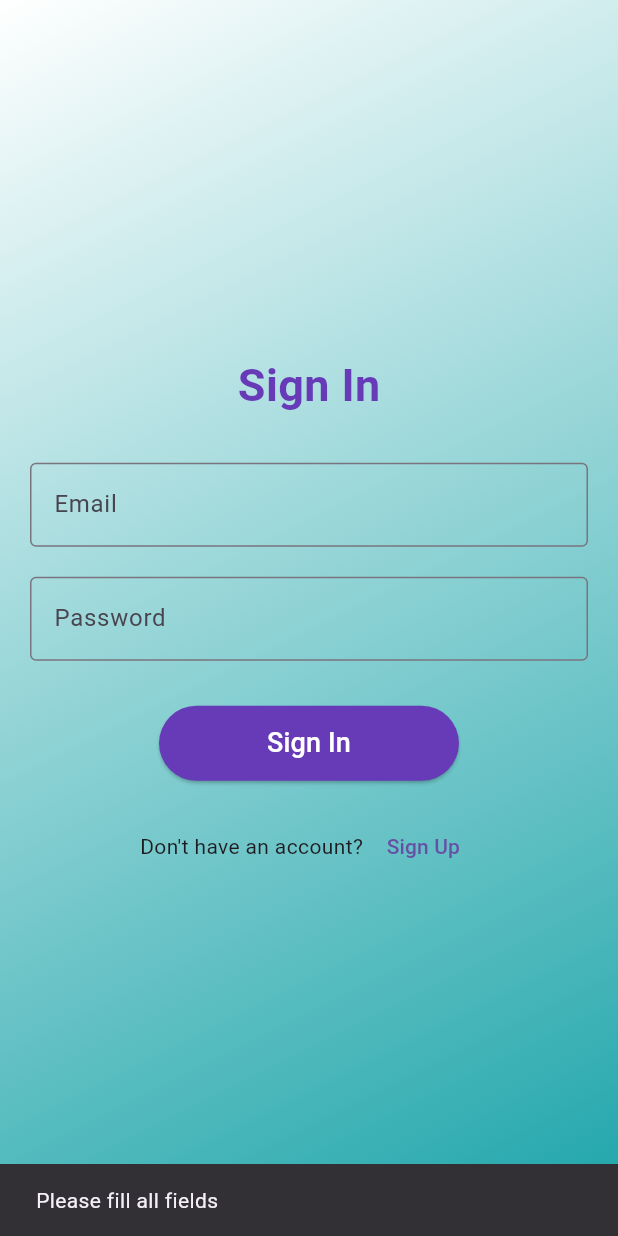
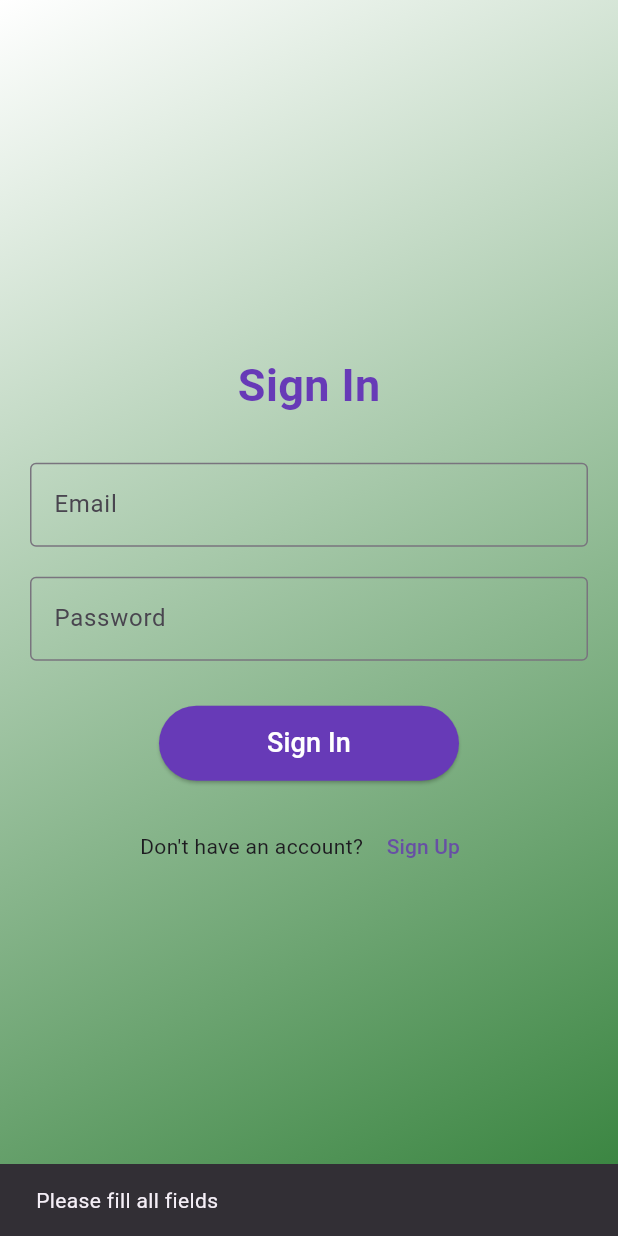
Before and after one commit to mhturjo-16/Extended-version-of-Final-Project, a Flutter app: the screen it shows after launch, after a tap on "Sign In", on a phone screen of 412 x 824 dp. Run offline on Flutter 3.47's test engine with Material 3 defaults, Android fonts, the phone set to English and light mode, and no system bars; our stand-ins replace supabase_flutter; accounts and stored records are empty.

Commit message:
first commit

```diff
--- a/lib/auth/auth_service.dart
+++ b/lib/auth/auth_service.dart
@@ -1,3 +1,4 @@
+//auth_service.dart
 import 'package:supabase_flutter/supabase_flutter.dart';
 
 class AuthService {
--- a/lib/db/note_db.dart
+++ b/lib/db/note_db.dart
@@ -1,15 +1,16 @@
+//note_db.dart
 import 'package:supabase_flutter/supabase_flutter.dart';
 
 class NoteDb {
   final supabase = Supabase.instance.client;
   final String table = 'data';
 
-  // ✅ Create note (content only)
+  //Create note
   Future<void> createNote(String content) async {
     await supabase.from(table).insert({'content': content});
   }
 
-  // ✅ Get all notes (all users, for debugging)
+  //Get all notes
   Future<List<Map<String, dynamic>>> getAllNotes() async {
     final response = await supabase.from(table).select();
     return List<Map<String, dynamic>>.from(response);
--- a/lib/main.dart
+++ b/lib/main.dart
@@ -1,9 +1,9 @@
-// lib/main.dart
 import 'package:flutter/material.dart';
 import 'package:flutter_application_1/pages/signin_page.dart';
 import 'package:flutter_application_1/pages/signup_page.dart';
 import 'package:flutter_application_1/pages/currency_converter_page.dart';
 import 'package:flutter_application_1/pages/profile_page.dart';
+import 'package:flutter_application_1/pages/splash_screen.dart';
 import 'package:supabase_flutter/supabase_flutter.dart';
 
 void main() async {
@@ -25,20 +25,18 @@ class MyApp extends StatelessWidget {
   Widget build(BuildContext context) {
     return MaterialApp(
       debugShowCheckedModeBanner: false,
-      initialRoute: '/signin',
-      theme: ThemeData(
-        scaffoldBackgroundColor:
-            Colors.transparent, // Scaffold নিজে transparent
-      ),
+      initialRoute: '/splash',
+      theme: ThemeData(scaffoldBackgroundColor: Colors.transparent),
       builder: (context, child) {
+        // Apply gradient background to all screens
         return Container(
           decoration: const BoxDecoration(
             gradient: LinearGradient(
               begin: Alignment.topLeft,
               end: Alignment.bottomRight,
               colors: [
-                Color.fromARGB(255, 255, 255, 255), // light blue
-                Color.fromARGB(255, 27, 164, 169), // darker blue
+                Color.fromARGB(255, 255, 255, 255),
+                Color.fromARGB(255, 50, 128, 57),
               ],
             ),
           ),
@@ -46,11 +44,11 @@ class MyApp extends StatelessWidget {
         );
       },
       routes: {
+        '/splash': (context) => const SplashScreen(),
         '/signin': (context) => const SigninPage(),
         '/signup': (context) => SignupPage(),
         '/converter': (context) => const CurrencyConverterPage(),
         '/profile': (context) => ProfilePage(),
-        //'/notes': (context) => const NotePage(),
       },
     );
   }
--- a/lib/pages/currency_converter_page.dart
+++ b/lib/pages/currency_converter_page.dart
@@ -1,3 +1,4 @@
+//currency_converter_page.dart
 import 'package:flutter/material.dart';
 import 'package:flutter_application_1/db/note_db.dart';
 import 'package:supabase_flutter/supabase_flutter.dart';
--- a/lib/pages/profile_page.dart
+++ b/lib/pages/profile_page.dart
@@ -1,4 +1,4 @@
-// lib/pages/profile_page.dart
+// profile_page.dart
 import 'package:flutter/material.dart';
 import 'package:flutter_application_1/auth/auth_service.dart';
 import 'package:supabase_flutter/supabase_flutter.dart';
--- /dev/null
+++ b/lib/pages/splash_screen.dart
@@ -0,0 +1,38 @@
+import 'package:flutter/material.dart';
+import 'dart:async';
+
+class SplashScreen extends StatefulWidget {
+  const SplashScreen({super.key});
+
+  @override
+  State<SplashScreen> createState() => _SplashScreenState();
+}
+
+class _SplashScreenState extends State<SplashScreen> {
+  @override
+  void initState() {
+    super.initState();
+    Timer(const Duration(seconds: 3), () {
+      Navigator.of(context).pushReplacementNamed('/signin');
+    });
+  }
+
+  @override
+  Widget build(BuildContext context) {
+    return Scaffold(
+      body: Container(
+        decoration: const BoxDecoration(
+          gradient: LinearGradient(
+            begin: Alignment.topLeft,
+            end: Alignment.bottomRight,
+            colors: [
+              Color.fromARGB(255, 0, 0, 0),
+              Color.fromARGB(255, 0, 0, 0),
+            ],
+          ),
+        ),
+        child: Center(child: Image.asset('Images/logo.png', height: 300)),
+      ),
+    );
+  }
+}
--- a/pubspec.yaml
+++ b/pubspec.yaml
@@ -62,6 +62,7 @@ flutter:
   # To add assets to your application, add an assets section, like this:
   assets:
     - Images/bg_image1.png
+    - images/logo.png
 
 
   # An image asset can refer to one or more resolution-specific "variants", see
```
Also changed, not shown: Images/logo.png (added), 1 other file.
